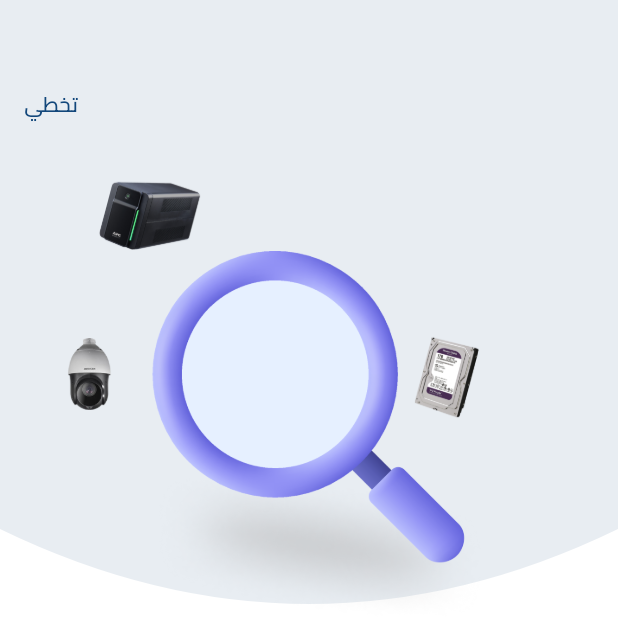
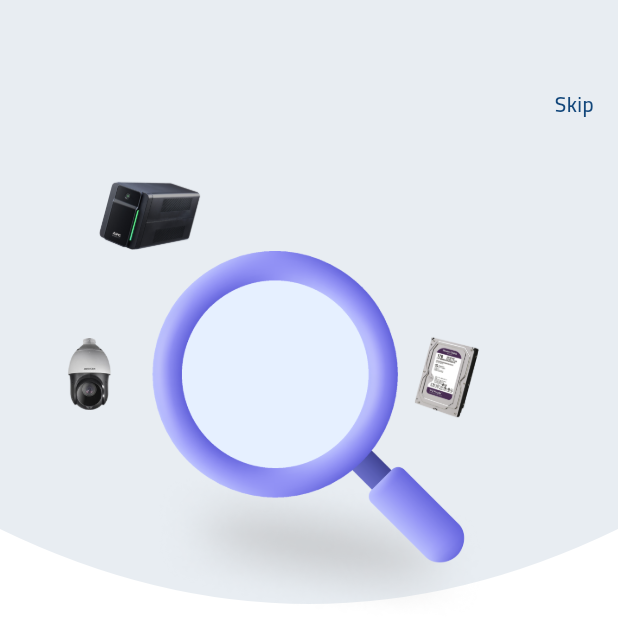
Before and after one commit to digiflycompany/mega_top_mobile, a Flutter app: the screen it shows after launch, on a phone screen of 412 x 824 dp, the top half of it. Run offline on Flutter 3.47's test engine with Material 3 defaults, Android fonts, the phone set to English and light mode, and no system bars; drawn by our look-alikes of dots_indicator; our stand-ins replace flutter_bloc, flutter_svg.

Commit message:
On boarding Screen 1

```diff
--- a/lib/features/on_boarding_screens/presentation/widgets/skip_text.dart
+++ b/lib/features/on_boarding_screens/presentation/widgets/skip_text.dart
@@ -13,13 +13,13 @@ class SkipText extends StatelessWidget {
       splashColor: Colors.transparent,
       onTap: onTap,
       child: Padding(
-        padding:  EdgeInsets.only(top: context.height*0.058,left: context.width*0.01),
-        child: const Row(
-          children: [
-             Padding(
+        padding:  EdgeInsets.only(top: context.height*0.058,right: context.width*0.01),
+        child: const Align(
+          alignment: AlignmentDirectional.centerEnd,
+          child: Padding(
            padding:  EdgeInsets.all(12),
            child: Text(
-                AppStrings.skip,
+             AppStrings.skipEn,
              style: TextStyle(
                color: AppColors.primaryColor,
                fontSize: 14,
@@ -27,7 +27,6 @@ class SkipText extends StatelessWidget {
              ),
            ),
                       ),
-          ],
         ),
       ),
     );
--- a/lib/main.dart
+++ b/lib/main.dart
@@ -2,7 +2,6 @@ import 'package:flutter/material.dart';
 import 'package:flutter_bloc/flutter_bloc.dart';
 import 'package:flutter_localizations/flutter_localizations.dart';
 import 'package:mega_top_mobile/core/utils/app_fonts.dart';
-import 'package:mega_top_mobile/features/authentication_screens/presentation/pages/login_screen.dart';
 import 'package:mega_top_mobile/features/on_boarding_screens/cubit/on_boarding_cubit.dart';
 import 'package:mega_top_mobile/features/on_boarding_screens/presentation/pages/on_boarding_screens.dart';
 
```
Lines whose indentation alone changed are shown as unchanged.
